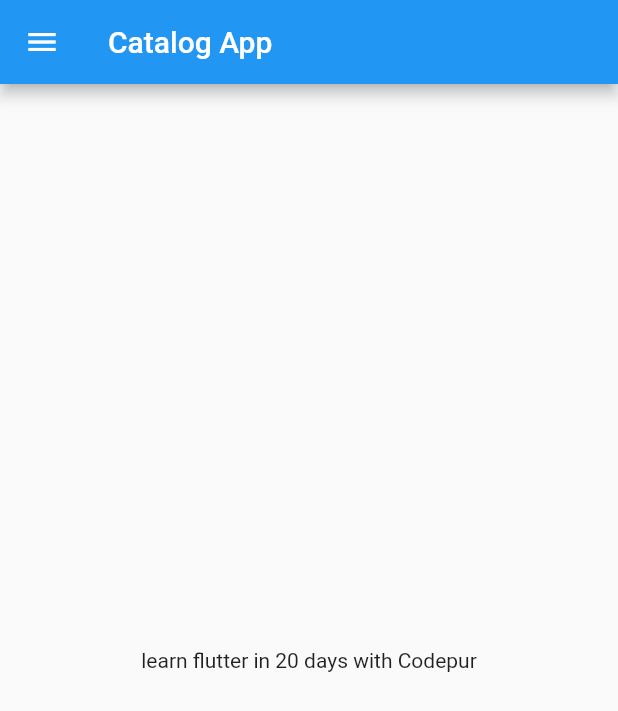
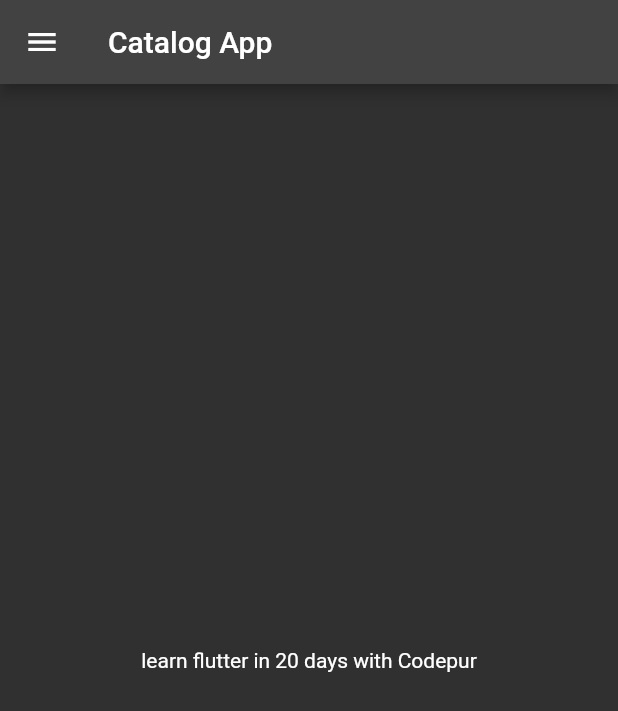
Before and after one commit to shivamm2003/30daysofflutter-, a Flutter app: the screen it shows after launch, on a phone screen of 412 x 824 dp. Shown: the top 711 px of the screen. Run offline on Flutter 3.47's test engine with Material 2 defaults, Android fonts, the phone set to English and light mode, and no system bars.

Commit message:
day 4 completed

```diff
--- a/lib/main.dart
+++ b/lib/pages/pages/main.dart
@@ -1,7 +1,7 @@
 
 
 import 'package:flutter/material.dart';
-import 'Home_Page.dart';
+import 'pages all here/Home_Page.dart';
 void main() {
   runApp(MyApp());
 
@@ -19,6 +19,10 @@ class MyApp extends StatelessWidget {
   Widget build(BuildContext context) {
     return MaterialApp(
       home: HomePage(),
+      themeMode: ThemeMode.dark,
+      darkTheme: ThemeData(
+        brightness: Brightness.dark,
+      ),
    );
   }
 }
```
Also changed, not shown: lib/pages/pages/pages all here/Home_Page.dart (line endings or trailing spaces), 1 other file.
